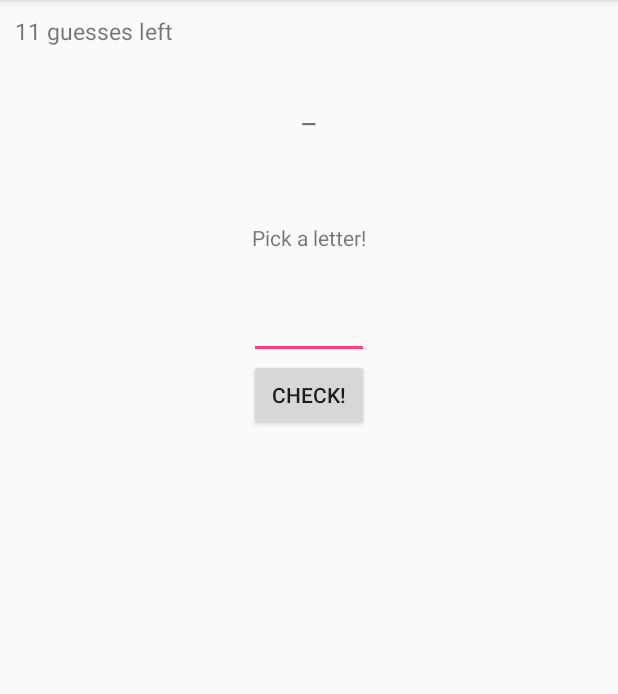
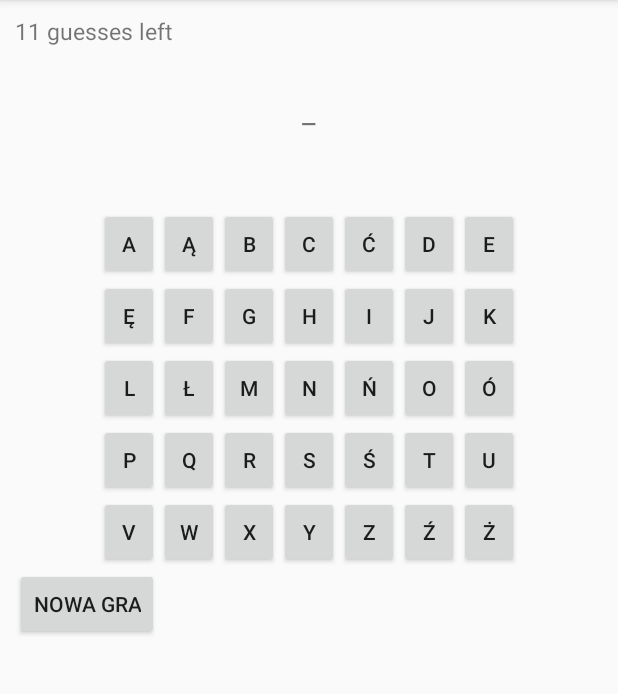
Before and after one commit to mregulski/Textman, an Android app: the screen it shows after launch (GameActivity), on a phone screen of 412 x 824 dp, the part 84-778 px from its top. Run offline under Robolectric (Android 15) with nearby library versions, the light colour scheme and no system bars.

Commit message:
basic working version

```diff
--- a/app/src/main/java/ppt/reshi/textman/GameActivity.java
+++ b/app/src/main/java/ppt/reshi/textman/GameActivity.java
@@ -6,9 +6,12 @@ import android.os.Bundle;
 import android.text.Editable;
 import android.text.TextWatcher;
 import android.util.Log;
+import android.util.TypedValue;
 import android.view.LayoutInflater;
 import android.view.View;
+import android.widget.Button;
 import android.widget.EditText;
+import android.widget.GridLayout;
 import android.widget.LinearLayout;
 import android.widget.TextView;
 import android.widget.Toast;
@@ -18,6 +21,7 @@ import java.io.IOException;
 import java.io.InputStream;
 import java.io.InputStreamReader;
 import java.util.ArrayList;
+import java.util.Locale;
 import java.util.Random;
 
 public class GameActivity extends AppCompatActivity {
@@ -25,9 +29,9 @@ public class GameActivity extends AppCompatActivity {
     private static final int GUESSES_INITIAL = 11;
 
     private LinearLayout mLettersContainer;
-    private EditText mLetterInput;
     private ArrayList<TextView> mLetters;
     private TextView mGuessesCounter;
+    private GridLayout mKeypad;
 
     private int mWordCount;
     private Random mRng;
@@ -43,12 +47,40 @@ public class GameActivity extends AppCompatActivity {
         setContentView(R.layout.activity_game);
         mLettersContainer = (LinearLayout) findViewById(R.id.ll_letters);
         mGuessesCounter = (TextView) findViewById(R.id.tv_guesses_label);
-        mLetterInput = (EditText) findViewById(R.id.et_pick);
-//        mLetterInput.addTextChangedListener(new LetterChecker());
+        mKeypad = (GridLayout) findViewById(R.id.gl_keypad);
+        findViewById(R.id.btn_new_game).setOnClickListener(new View.OnClickListener() {
+            @Override
+            public void onClick(View v) {
+                startNewGame();
+            }
+        });
         mWordCount = calculateWordCount();
         mRng = new Random();
+        createKeypad();
         startNewGame();
     }
+
+    private void createKeypad() {
+        char[] alphabet = getAlphabet("pl");
+        for (char c : alphabet) {
+            Button button = new Button(this);
+            GridLayout.LayoutParams params = (GridLayout.LayoutParams) button.getLayoutParams();
+            if (params == null) { params = new GridLayout.LayoutParams(); }
+            params.width = (int) getResources().getDimension(R.dimen.btn_letter_width);
+            button.setOnClickListener(new LetterListener());
+            button.setText(String.valueOf(c));
+            mKeypad.addView(button, params);
+        }
+    }
+
+    private char[] getAlphabet(String language) {
+        if (language.equals("pl")) {
+            return "AĄBCĆDEĘFGHIJKLŁMNŃOÓPQRSŚTUVWXYZŹŻ".toCharArray();
+        } else {
+            throw new IllegalArgumentException("Unsupported language: " + language);
+        }
+    }
+
 
     private void startNewGame() {
         Resources res = getResources();
@@ -58,6 +90,7 @@ public class GameActivity extends AppCompatActivity {
         mLettersContainer.removeAllViews();
         mLetters = new ArrayList<>(mWord.length());
         mGuessesCounter.setText(res.getString(R.string.label_guesses, mGuessesLeft));
+        resetKeypad();
         for (int i = 0; i < mWord.length(); i++) {
             LayoutInflater inflater = (LayoutInflater) this.getSystemService(LAYOUT_INFLATER_SERVICE);
             TextView letterView = (TextView) inflater.inflate(R.layout.game_letter_view, null);
@@ -66,24 +99,16 @@ public class GameActivity extends AppCompatActivity {
         }
     }
 
-    /**
-     * Confirm button's clik handler.
-     * @param view
-     */
-    public void checkLetter(View view) {
-        if (mLetterInput.getText().length() > 0) {
-            checkLetter(mLetterInput.getText().charAt(0));
-            mLetterInput.setText("");
-        } else {
-            Log.d("checkLetter", "No letter to check.");
-        }
+    private void resetKeypad() {
+        mKeypad.removeAllViews();
+        createKeypad();
     }
 
     /**
      * Check if letter exists in the selected word and update UI accordingly.
      * @param letter - character to check
      */
-    private void checkLetter(char letter) {
+    private boolean checkLetter(char letter) {
         boolean isCorrect = false;
         for (int i = 0; i < mWord.length(); i++) {
             if (mWord.charAt(i) == Character.toUpperCase(letter)) {
@@ -94,21 +119,42 @@ public class GameActivity extends AppCompatActivity {
         }
         Log.d("checkLetter", "checking " + letter + ": " + (isCorrect ? "correct" : "incorrect"));
         Log.d("checkLetter", "correct: " + mLettersCorrect + "/" + mWord.length());
-        if (!isCorrect) {
-            guessIncorect();
-        }
+
+        return isCorrect;
+    }
+
+    private void guessCorrect(View v) {
+        v.setBackgroundColor(getColor(R.color.letter_bg_ok));
         if (mLettersCorrect == mWord.length()) {
-            Toast.makeText(this, "You won!", Toast.LENGTH_SHORT).show();
+            Toast.makeText(this, "Super!", Toast.LENGTH_SHORT).show();
+//            startNewGame();
         }
     }
 
-    private void guessIncorect() {
+    private void guessIncorect(View v) {
         Resources res = getResources();
         mGuessesLeft --;
         mGuessesCounter.setText(res.getString(R.string.label_guesses, mGuessesLeft));
+        v.setBackgroundColor(getColor(R.color.letter_bg_wrong));
         if (mGuessesLeft <= 0) {
             // loss
-            startNewGame();
+            Toast.makeText(this, "Nie udało się :(", Toast.LENGTH_SHORT).show();
+            disableKeypad();
+            revealSolution();
+
+        }
+    }
+
+    private void revealSolution() {
+        for (int i = 0; i < mWord.length(); i++) {
+            mLetters.get(i).setText(String.valueOf(mWord.charAt(i)));
+        }
+    }
+
+    private void disableKeypad() {
+        int keyCount = mKeypad.getChildCount();
+        for (int i = 0; i < keyCount; i++) {
+            mKeypad.getChildAt(i).setEnabled(false);
         }
     }
 
@@ -152,32 +198,18 @@ public class GameActivity extends AppCompatActivity {
 
     }
 
-//    private class LetterChecker implements TextWatcher {
-//        private boolean mCleared = false;
-//        @Override
-//        public void beforeTextChanged(CharSequence s, int start, int count, int after) {
-//            /* do nothing */
-//        }
-//
-//        @Override
-//        public void onTextChanged(CharSequence s, int start, int before, int count) {
-//            /* do nothing */
-//        }
-//
-//        @Override
-//        public void afterTextChanged(Editable s) {
-//            if (s.length() <= 0) {
-//                return;
-//            }
-//            if (mCleared) {
-//                mCleared = false;
-//                return;
-//            }
-//            mCleared = true;
-//            checkLetter(s.charAt(0));
-//            mLetterInput.setText("");
-//
-//
-//        }
-//    }
+    private class LetterListener implements View.OnClickListener {
+        @Override
+        public void onClick(View v) {
+            Log.d("Button", "Clicked: " + ((Button) v).getText());
+            v.setEnabled(false);
+
+            boolean isOk = checkLetter(((Button) v).getText().charAt(0));
+            if (isOk) {
+                guessCorrect(v);
+            } else {
+                guessIncorect(v);
+            }
+        }
+    }
 }
--- a/app/src/main/res/layout/activity_game.xml
+++ b/app/src/main/res/layout/activity_game.xml
@@ -27,44 +27,20 @@
         android:orientation="horizontal"
         android:padding="@dimen/spacing_small">
     </LinearLayout>
-   <!-- <TextView
-        android:id="@+id/tv_used_letters"
+
+    <GridLayout
+        android:id="@+id/gl_keypad"
         android:layout_width="wrap_content"
         android:layout_height="wrap_content"
-        android:textSize="20sp"
-        android:text="AĄBCĆDEĘFGHIJKLŁMNOÓPQRSTUVWXYZŻŹ"
-        android:layout_below="@id/ll_letters"/>-->
-
-    <TextView
-        android:id="@+id/tv_pick_label"
+        android:layout_centerHorizontal="true"
+        android:columnCount="7"
+        android:rowCount="5"
+        android:layout_below="@id/ll_letters">
+    </GridLayout>
+    <Button
+        android:id="@+id/btn_new_game"
         android:layout_width="wrap_content"
         android:layout_height="wrap_content"
-        android:layout_marginTop="@dimen/spacing_medium"
-        android:layout_below="@id/ll_letters"
-        android:layout_centerHorizontal="true"
-        android:labelFor="@+id/et_pick"
-        android:text="@string/label_pick"/>
-
-    <EditText
-        android:id="@+id/et_pick"
-        android:textSize="30sp"
-        android:textAlignment="center"
-        android:layout_width="80dp"
-        android:layout_height="wrap_content"
-        android:layout_marginTop="@dimen/spacing_medium"
-        android:layout_below="@id/tv_pick_label"
-        android:layout_centerHorizontal="true"
-        android:inputType="text"
-        android:maxLength="1"
-        tools:text="A" />
-
-    <Button
-        android:layout_width="wrap_content"
-        android:layout_height="wrap_content"
-        android:layout_below="@id/et_pick"
-        android:layout_alignStart="@id/et_pick"
-        android:layout_alignEnd="@id/et_pick"
-        android:layout_centerHorizontal="true"
-        android:onClick="checkLetter"
-        android:text="@string/btn_check_letter" />
+        android:layout_below="@id/gl_keypad"
+        android:text="Nowa gra" />
 </RelativeLayout>
--- a/app/src/main/res/values/colors.xml
+++ b/app/src/main/res/values/colors.xml
@@ -3,4 +3,6 @@
     <color name="colorPrimary">#3F51B5</color>
     <color name="colorPrimaryDark">#303F9F</color>
     <color name="colorAccent">#FF4081</color>
+    <color name="letter_bg_ok">#388e3c</color>
+    <color name="letter_bg_wrong">#e53935</color>
 </resources>
--- a/app/src/main/res/values/dimens.xml
+++ b/app/src/main/res/values/dimens.xml
@@ -1,4 +1,5 @@
 <?xml version="1.0" encoding="utf-8"?>
 <resources>
     <dimen name="spacing_large">40dp</dimen>
+    <dimen name="btn_letter_width">40dp</dimen>
 </resources>
```
